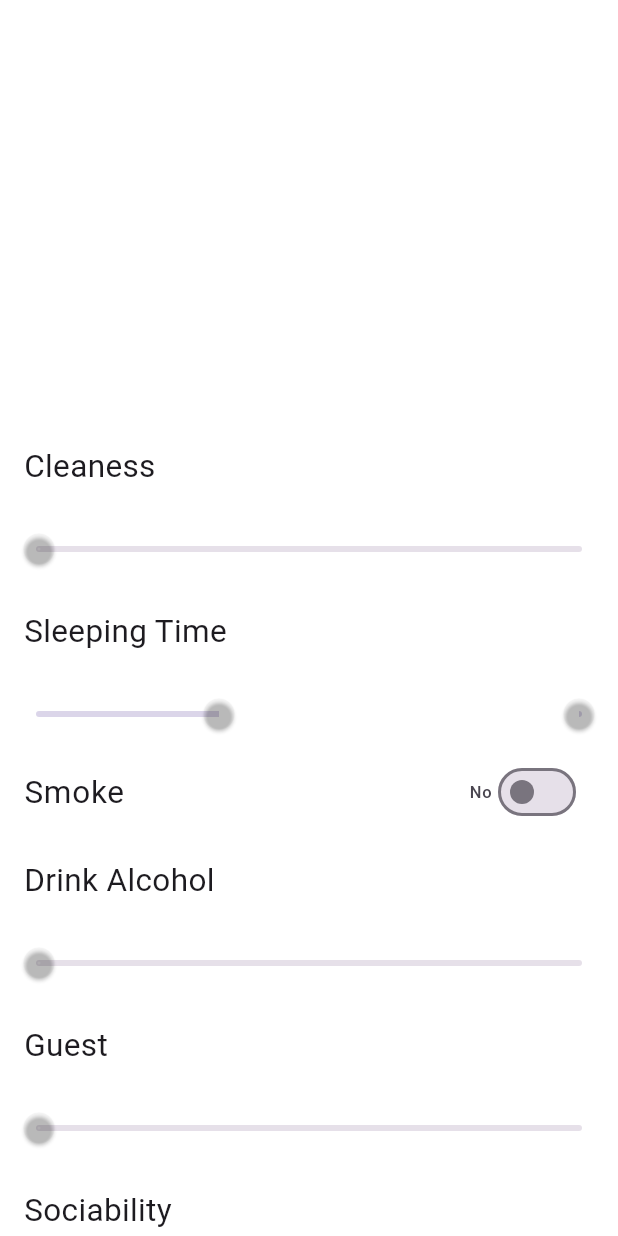
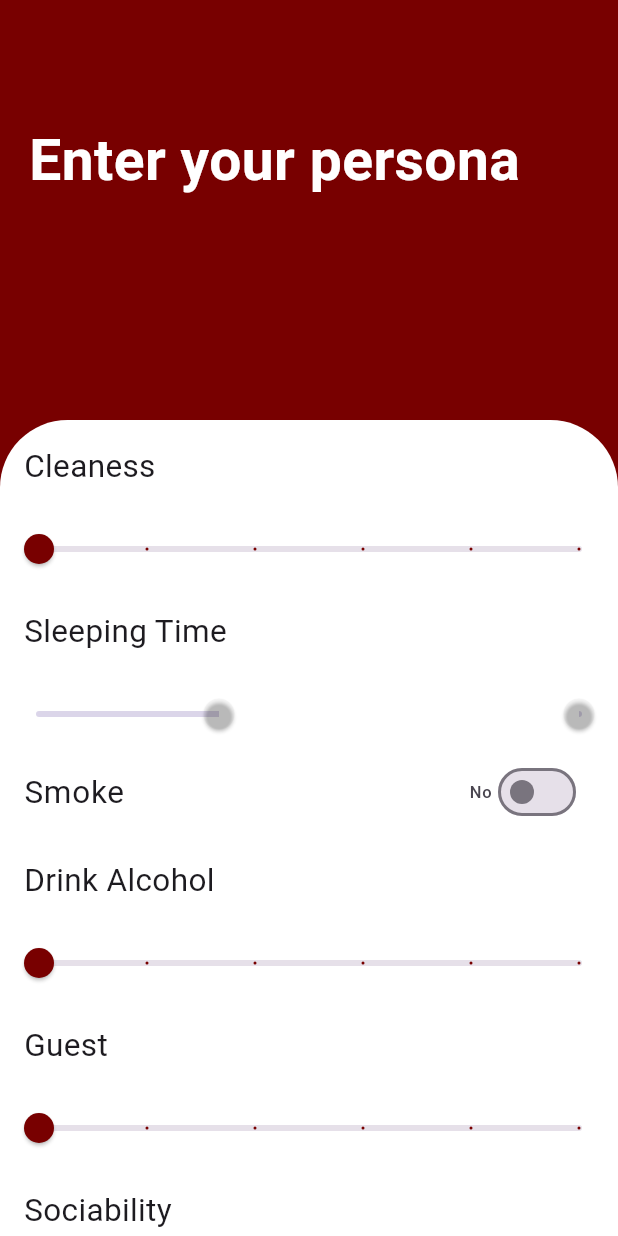
Before and after one commit to Brookmate/brookmate, a Flutter app: the AddProfilePage screen opened directly, on a phone screen of 412 x 824 dp. Run offline on Flutter 3.47's test engine with Material 3 defaults, Android fonts, the phone set to English and light mode, and no system bars; our stand-ins replace cloud_firestore, firebase_auth, firebase_core, shared_preferences, toggle_switch; accounts and stored records are empty.

Commit message:
Color.fromARGB(255, 120, 0, 0)

```diff
--- a/lib/pages/add_profile_page.dart
+++ b/lib/pages/add_profile_page.dart
@@ -89,7 +89,7 @@ class _AddProfilePageState extends State<AddProfilePage> {
   @override
   Widget build(BuildContext context) {
     return Scaffold(
-        backgroundColor: Color(0x8f1b11),
+        backgroundColor: const Color.fromARGB(255, 120, 0, 0),
         body: CustomScrollView(slivers: <Widget>[
           SliverList(
               delegate: SliverChildListDelegate([
@@ -131,7 +131,7 @@ class _AddProfilePageState extends State<AddProfilePage> {
                     min: 0,
                     max: 5,
                     divisions: 5,
-                    activeColor: Color(0x8f1b11),
+                    activeColor: const Color.fromARGB(255, 120, 0, 0),
                     value: _cleaness.toDouble(),
                     onChanged: (double value) {
                       setState(() {
@@ -208,7 +208,7 @@ class _AddProfilePageState extends State<AddProfilePage> {
                     min: 0,
                     max: 5,
                     divisions: 5,
-                    activeColor: Color(0x8f1b11),
+                    activeColor: const Color.fromARGB(255, 120, 0, 0),
                     value: _drinksAlcohol.toDouble(),
                     onChanged: (double value) {
                       setState(() {
@@ -231,7 +231,7 @@ class _AddProfilePageState extends State<AddProfilePage> {
                     min: 0,
                     max: 5,
                     divisions: 5,
-                    activeColor: Color(0x8f1b11),
+                    activeColor: const Color.fromARGB(255, 120, 0, 0),
                     value: _guest.toDouble(),
                     onChanged: (double value) {
                       setState(() {
@@ -255,7 +255,7 @@ class _AddProfilePageState extends State<AddProfilePage> {
                     min: 0,
                     max: 5,
                     divisions: 5,
-                    activeColor: Color(0x8f1b11),
+                    activeColor: const Color.fromARGB(255, 120, 0, 0),
                     value: _sociability.toDouble(),
                     onChanged: (double value) {
                       setState(() {
@@ -475,7 +475,7 @@ class _AddProfilePageState extends State<AddProfilePage> {
                                   (states) {
                             // Change button color to red if all criteria are met, otherwise keep it grey
                             return isAllCriteriaMet()
-                                ? Color(0x8f1b11)
+                                ? const Color.fromARGB(255, 120, 0, 0)
                                 : Colors.grey;
                           }),
                         ),
```
